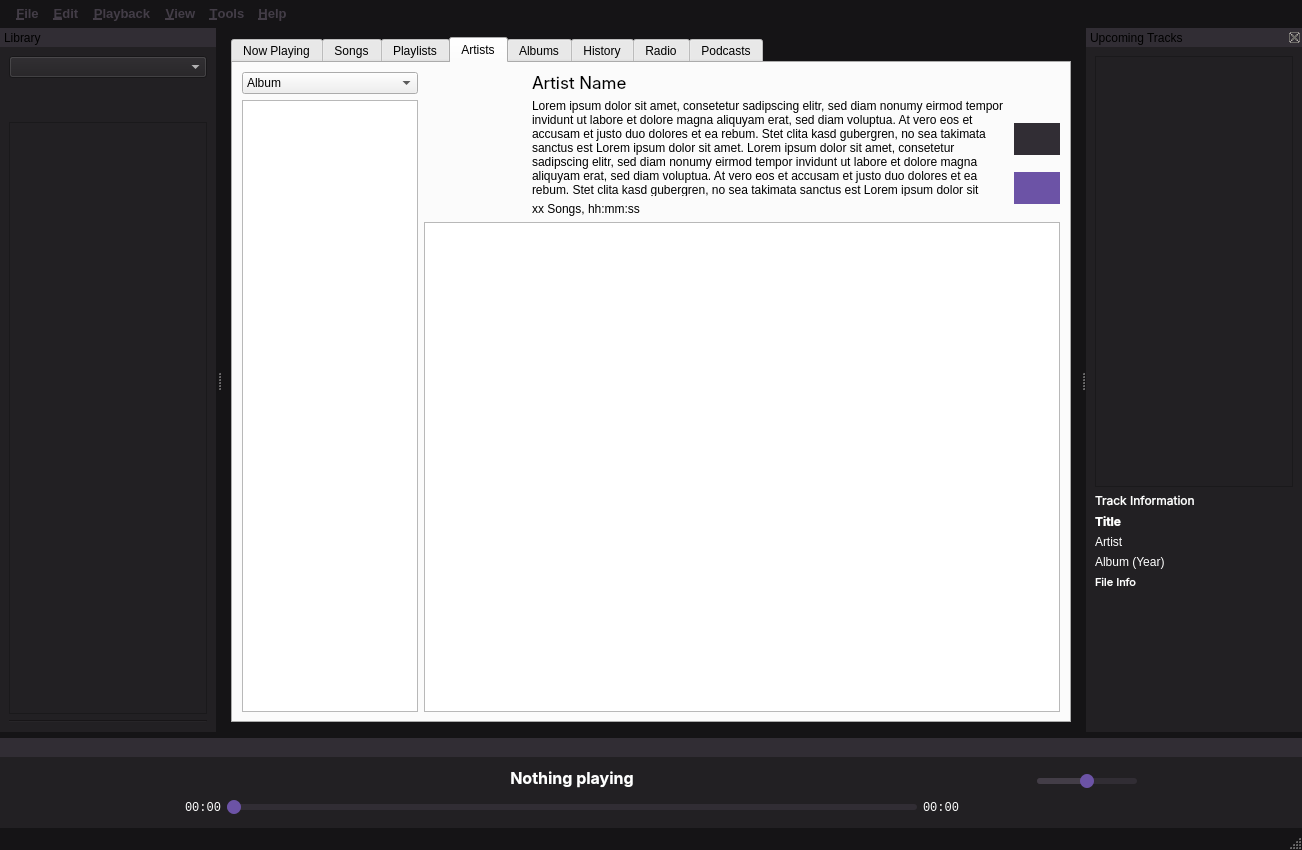
This is player.ui in music-hive-dev/MusicHive as Qt 5 draws it before an edit. The edited form follows.
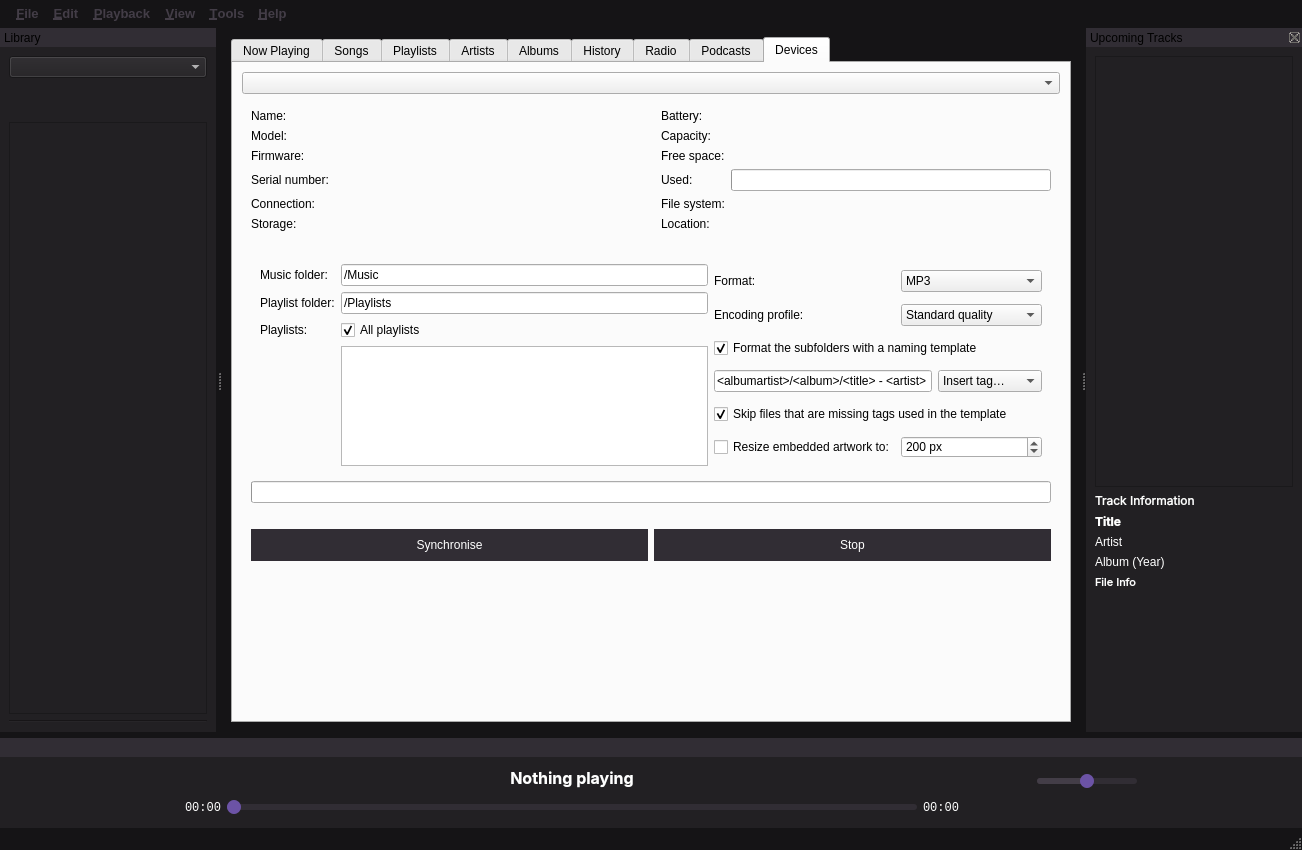
This is the edited form. The open tabs and pages were chosen to show the change. Icons and pictures are not drawn.

Commit message: added file conversion, device sync

The edit to the form file:
```diff
--- a/player.ui
+++ b/player.ui
@@ -1795,6 +1795,186 @@
         <string>Podcasts</string>
        </attribute>
       </widget>
+      <widget class="QWidget" name="devicesTab">
+       <attribute name="icon">
+        <iconset>
+         <normalon>assets/external_device.svg</normalon>
+        </iconset>
+       </attribute>
+       <attribute name="title">
+        <string>Devices</string>
+       </attribute>
+       <layout class="QVBoxLayout" name="devicesTabLayout">
+        <item>
+         <widget class="QComboBox" name="deviceCombo">
+          <property name="placeholderText">
+           <string>No devices connected</string>
+          </property>
+         </widget>
+        </item>
+        <item>
+         <widget class="QWidget" name="deviceInfoPanel" native="true">
+          <layout class="QGridLayout" name="deviceInfoForm" columnstretch="0,1,0,1">
+           <item row="0" column="0">
+            <widget class="QLabel" name="deviceInfoNameLabel">
+             <property name="text">
+              <string>Name:</string>
+             </property>
+            </widget>
+           </item>
+           <item row="0" column="1">
+            <widget class="QLabel" name="deviceInfoName"/>
+           </item>
+           <item row="0" column="2">
+            <widget class="QLabel" name="deviceInfoBatteryLabel">
+             <property name="text">
+              <string>Battery:</string>
+             </property>
+            </widget>
+           </item>
+           <item row="0" column="3">
+            <widget class="QLabel" name="deviceInfoBattery"/>
+           </item>
+           <item row="1" column="0">
+            <widget class="QLabel" name="deviceInfoModelLabel">
+             <property name="text">
+              <string>Model:</string>
+             </property>
+            </widget>
+           </item>
+           <item row="1" column="1">
+            <widget class="QLabel" name="deviceInfoModel"/>
+           </item>
+           <item row="1" column="2">
+            <widget class="QLabel" name="deviceInfoCapacityLabel">
+             <property name="text">
+              <string>Capacity:</string>
+             </property>
+            </widget>
+           </item>
+           <item row="1" column="3">
+            <widget class="QLabel" name="deviceInfoCapacity"/>
+           </item>
+           <item row="2" column="0">
+            <widget class="QLabel" name="deviceInfoFirmwareLabel">
+             <property name="text">
+              <string>Firmware:</string>
+             </property>
+            </widget>
+           </item>
+           <item row="2" column="1">
+            <widget class="QLabel" name="deviceInfoFirmware"/>
+           </item>
+           <item row="2" column="2">
+            <widget class="QLabel" name="deviceInfoFreeLabel">
+             <property name="text">
+              <string>Free space:</string>
+             </property>
+            </widget>
+           </item>
+           <item row="2" column="3">
+            <widget class="QLabel" name="deviceInfoFree"/>
+           </item>
+           <item row="3" column="0">
+            <widget class="QLabel" name="deviceInfoSerialLabel">
+             <property name="text">
+              <string>Serial number:</string>
+             </property>
+            </widget>
+           </item>
+           <item row="3" column="1">
+            <widget class="QLabel" name="deviceInfoSerial"/>
+           </item>
+           <item row="3" column="2">
+            <widget class="QLabel" name="deviceInfoSpaceLabel">
+             <property name="text">
+              <string>Used:</string>
+             </property>
+            </widget>
+           </item>
+           <item row="3" column="3">
+            <widget class="QProgressBar" name="deviceSpaceBar"/>
+           </item>
+           <item row="4" column="0">
+            <widget class="QLabel" name="deviceInfoConnectionLabel">
+             <property name="text">
+              <string>Connection:</string>
+             </property>
+            </widget>
+           </item>
+           <item row="4" column="1">
+            <widget class="QLabel" name="deviceInfoConnection"/>
+           </item>
+           <item row="4" column="2">
+            <widget class="QLabel" name="deviceInfoFileSystemLabel">
+             <property name="text">
+              <string>File system:</string>
+             </property>
+            </widget>
+           </item>
+           <item row="4" column="3">
+            <widget class="QLabel" name="deviceInfoFileSystem"/>
+           </item>
+           <item row="5" column="0">
+            <widget class="QLabel" name="deviceInfoStorageLabel">
+             <property name="text">
+              <string>Storage:</string>
+             </property>
+            </widget>
+           </item>
+           <item row="5" column="1">
+            <widget class="QLabel" name="deviceInfoStorage"/>
+           </item>
+           <item row="5" column="2">
+            <widget class="QLabel" name="deviceInfoLocationLabel">
+             <property name="text">
+              <string>Location:</string>
+             </property>
+            </widget>
+           </item>
+           <item row="5" column="3">
+            <widget class="QLabel" name="deviceInfoLocation"/>
+           </item>
+          </layout>
+         </widget>
+        </item>
+        <item>
+         <widget class="QWidget" name="syncPanel" native="true">
+          <layout class="QVBoxLayout" name="syncPanelLayout">
+           <item>
+            <widget class="QWidget" name="syncOptions" native="true">
+             <layout class="QHBoxLayout" name="syncColumns">
+              <item><layout class="QGridLayout" name="syncLeftColumn"><item row="0" column="0"><widget class="QLabel" name="syncMusicFolderLabel"><property name="text"><string>Music folder:</string></property></widget></item><item row="0" column="1"><widget class="QLineEdit" name="syncMusicFolder"><property name="text"><string>/Music</string></property></widget></item><item row="1" column="0"><widget class="QLabel" name="syncPlaylistFolderLabel"><property name="text"><string>Playlist folder:</string></property></widget></item><item row="1" column="1"><widget class="QLineEdit" name="syncPlaylistFolder"><property name="text"><string>/Playlists</string></property></widget></item><item row="2" column="0"><widget class="QLabel" name="syncPlaylistsLabel"><property name="text"><string>Playlists:</string></property></widget></item><item row="2" column="1"><widget class="QCheckBox" name="syncAllPlaylists"><property name="text"><string>All playlists</string></property><property name="checked"><bool>true</bool></property></widget></item><item row="3" column="1"><widget class="QListWidget" name="syncPlaylistList"><property name="maximumSize"><size><width>16777215</width><height>120</height></size></property></widget></item></layout></item>
+              <item><layout class="QGridLayout" name="syncRightColumn"><item row="0" column="0"><widget class="QLabel" name="syncFormatLabel"><property name="text"><string>Format:</string></property></widget></item><item row="0" column="1"><widget class="QComboBox" name="syncFormat"><property name="currentIndex"><number>1</number></property><item><property name="text"><string>Keep original format</string></property></item><item><property name="text"><string>MP3</string></property></item><item><property name="text"><string>Ogg Vorbis</string></property></item><item><property name="text"><string>Opus</string></property></item><item><property name="text"><string>FLAC (lossless)</string></property></item></widget></item><item row="1" column="0"><widget class="QLabel" name="syncProfileLabel"><property name="text"><string>Encoding profile:</string></property></widget></item><item row="1" column="1"><widget class="QComboBox" name="syncProfile"><property name="currentIndex"><number>1</number></property><item><property name="text"><string>Small file size</string></property></item><item><property name="text"><string>Standard quality</string></property></item><item><property name="text"><string>High quality</string></property></item><item><property name="text"><string>Max quality</string></property></item></widget></item><item row="2" column="0" colspan="2"><widget class="QCheckBox" name="syncFormatSubfolders"><property name="text"><string>Format the subfolders with a naming template</string></property><property name="checked"><bool>true</bool></property></widget></item><item row="3" column="0" colspan="2"><layout class="QHBoxLayout" name="syncTemplateRow"><item><widget class="QLineEdit" name="syncTemplate"><property name="text"><string>&lt;albumartist&gt;/&lt;album&gt;/&lt;title&gt; - &lt;artist&gt;</string></property></widget></item><item><widget class="QComboBox" name="syncInsertTag"><item><property name="text"><string>Insert tag…</string></property></item><item><property name="text"><string>&lt;title&gt;</string></property></item><item><property name="text"><string>&lt;artist&gt;</string></property></item><item><property name="text"><string>&lt;albumartist&gt;</string></property></item><item><property name="text"><string>&lt;album&gt;</string></property></item><item><property name="text"><string>&lt;trackno&gt;</string></property></item><item><property name="text"><string>&lt;discno&gt;</string></property></item><item><property name="text"><string>&lt;year&gt;</string></property></item><item><property name="text"><string>&lt;genre&gt;</string></property></item></widget></item></layout></item><item row="4" column="0" colspan="2"><widget class="QCheckBox" name="syncSkipMissing"><property name="text"><string>Skip files that are missing tags used in the template</string></property><property name="checked"><bool>true</bool></property></widget></item><item row="5" column="0"><widget class="QCheckBox" name="syncResizeArt"><property name="text"><string>Resize embedded artwork to:</string></property></widget></item><item row="5" column="1"><widget class="QSpinBox" name="syncArtSize"><property name="suffix"><string> px</string></property><property name="minimum"><number>16</number></property><property name="maximum"><number>4000</number></property><property name="value"><number>200</number></property></widget></item></layout></item>
+             </layout>
+            </widget>
+           </item>
+           <item><widget class="QProgressBar" name="syncProgress"><property name="visible"><bool>false</bool></property></widget></item>
+           <item><widget class="QLabel" name="syncStatus"><property name="wordWrap"><bool>true</bool></property></widget></item>
+           <item>
+            <layout class="QHBoxLayout" name="syncButtonRow">
+             <item><widget class="QPushButton" name="syncButton"><property name="text"><string>Synchronise</string></property></widget></item>
+             <item><widget class="QPushButton" name="syncStopButton"><property name="text"><string>Stop</string></property></widget></item>
+            </layout>
+           </item>
+          </layout>
+         </widget>
+        </item>
+        <item>
+         <spacer name="devicesTabSpacer">
+          <property name="orientation">
+           <enum>Qt::Orientation::Vertical</enum>
+          </property>
+          <property name="sizeHint" stdset="0">
+           <size>
+            <width>20</width>
+            <height>40</height>
+           </size>
+          </property>
+         </spacer>
+        </item>
+       </layout>
+      </widget>
      </widget>
     </item>
    </layout>
```
Left out of the diff: 12 changed lines with no effect on the pictures. The commit also changes 8 other files.
